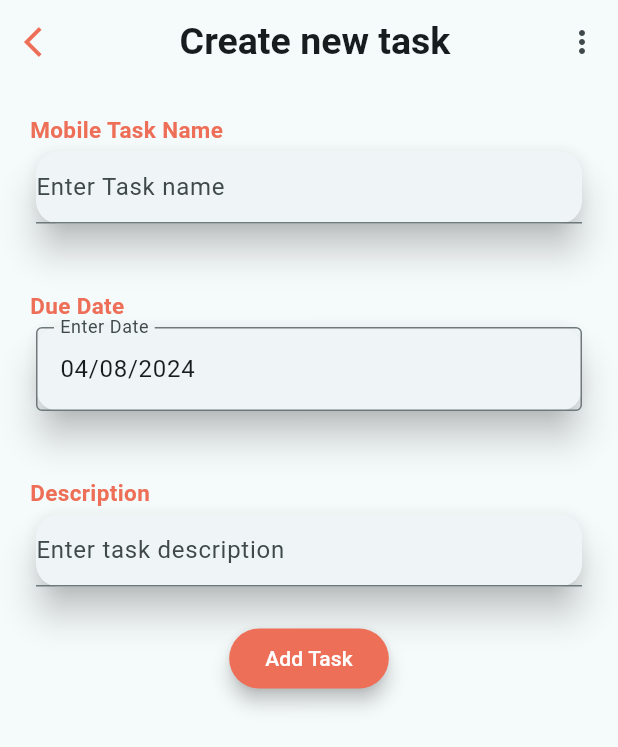
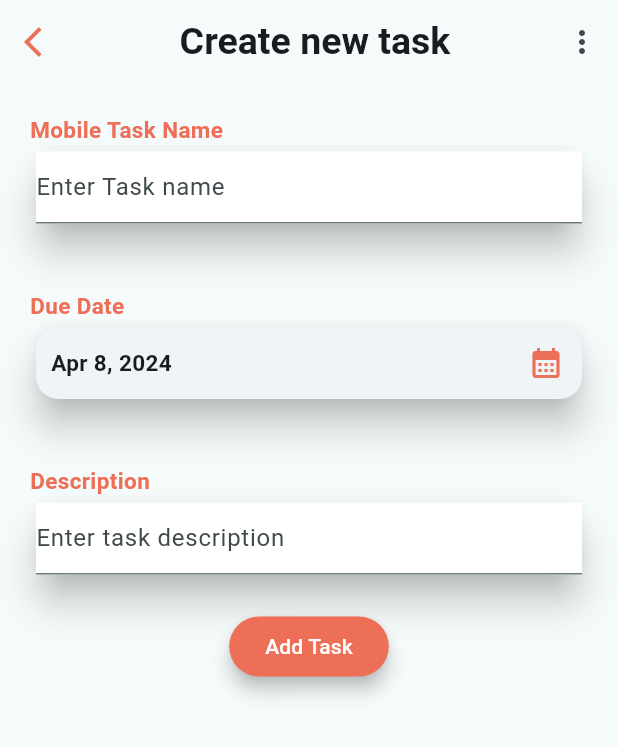
Before and after one commit to SandyBridge101/2023-project-phase-mobile-tasks, a Flutter app: the screen it shows after launch, on a phone screen of 412 x 824 dp. Shown: the top 747 px of the screen. Run offline on Flutter 3.47's test engine with Material 3 defaults, Android fonts, the phone set to English and light mode, and no system bars.

Commit message:
Layout UI screenshots

```diff
--- a/on-boarding/add_task/lib/features/presentation/create_task_screen.dart
+++ b/on-boarding/add_task/lib/features/presentation/create_task_screen.dart
@@ -118,6 +118,7 @@ Widget _input_card(String hint,String title){
               borderRadius: BorderRadius.circular(15)
             ),
             child: Container(
+              color: Colors.white,
               width: 500,
               child: TextField(
                 decoration: InputDecoration(
@@ -158,15 +159,30 @@ Widget _input_date_card(String hint,String title){
             shape: RoundedRectangleBorder(
                 borderRadius: BorderRadius.circular(15)
             ),
-            child: Container(
-              width: 500,
-              child: InputDatePickerFormField(
-                firstDate: DateTime(2023,01,09),
-                lastDate: DateTime(2028,08,08),
-                initialDate: DateTime.now(),
-                fieldHintText: DateFormat.yMMMd('en_US').format(DateTime.now()),
+            child: Row(
+              mainAxisAlignment: MainAxisAlignment.spaceBetween,
+              children: <Widget>[
+                Container(
+                  margin:EdgeInsets.all(10),
+                  child: Text(
+                      DateFormat.yMMMd('en_US').format(DateTime.now()),
+                    style: TextStyle(
+                      fontWeight: FontWeight.bold,
+                      fontSize: 15,
+
+                    ),
+                  ),
                 ),
-              ),
+                Container(
+                  alignment: Alignment.centerLeft,
+                  child: IconButton(
+                    icon: Icon(Icons.calendar_month),
+                    onPressed: (){},
+                    color: Color.fromRGBO(238, 111, 87, 1),
+                  ),
+                )
+              ],
+            ),
             ),
 
           ),
```
